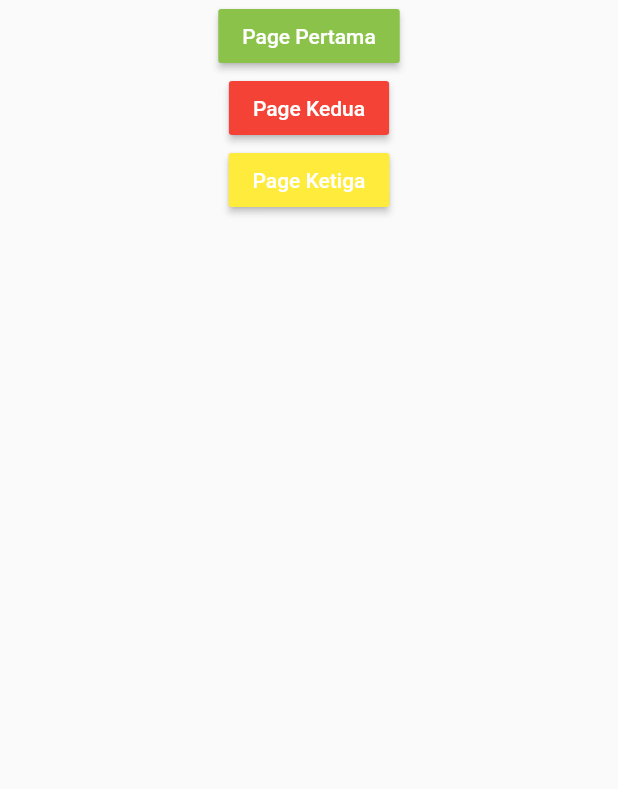
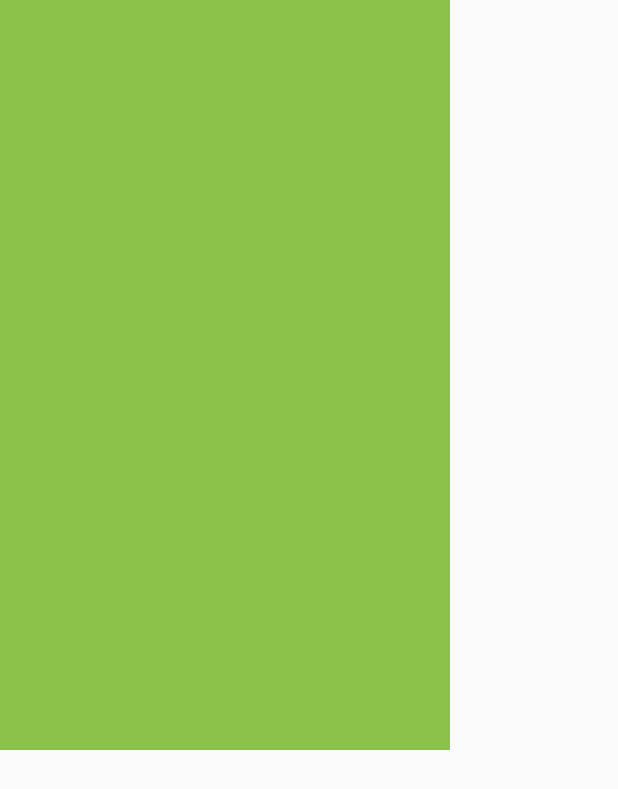
Before and after one commit to roningrum/flutter_dasar, a Flutter app: the screen it shows after launch, on a phone screen of 412 x 824 dp. Shown: the top 789 px of the screen. Run offline on Flutter 3.47's test engine with Material 2 defaults, Android fonts, the phone set to English and light mode, and no system bars.

Commit message:
container

```diff
--- a/lib/main.dart
+++ b/lib/main.dart
@@ -1,5 +1,4 @@
 import 'package:flutter/material.dart';
-import 'package:flutter_dasar/page_ketiga.dart';
 
 void main() {
   runApp(MyApp());
@@ -26,76 +25,27 @@ class MyApp extends StatelessWidget {
         // the app on. For desktop platforms, the controls will be smaller and
         // closer together (more dense) than on mobile platforms.
       ),
-      home: PageUtama(),
+      home: PageWidgetContainer(),
       debugShowCheckedModeBanner: false,
     );
   }
 }
 
-class PageUtama extends StatelessWidget {
+class PageWidgetContainer extends StatelessWidget {
   @override
   Widget build(BuildContext context) {
     return Scaffold(
-        body: new Center(
-          child: Column(
-            children: <Widget>[
-              MaterialButton(
-                  onPressed: () {
-                    //seperti intent di android
-                    Navigator.push(context,
-                        MaterialPageRoute(builder: (context) => PagePertama()));
-                  }, child: Text('Page Pertama'),
-                  color: Colors.lightGreen,
-                  textColor: Colors.white),
-              MaterialButton(
-                onPressed: () {
-                  Navigator.push(context,
-                      MaterialPageRoute(builder: (context) => PageKedua()));
-                }, child: Text('Page Kedua'),
-                color: Colors.red,
-                textColor: Colors.white,),
-              MaterialButton(
-                onPressed: () {
-                  Navigator.push(context,
-                      MaterialPageRoute(builder: (context) => PageKetiga()));
-                }, child: Text('Page Ketiga'),
-                color: Colors.yellow,
-                textColor: Colors.white,)
-            ],
-          ),
-        )
-    );
-  }
-}
-
-class PagePertama extends StatefulWidget {
-  @override
-  _PagePertamaState createState() => _PagePertamaState();
-}
-
-class _PagePertamaState extends State<PagePertama> {
-  @override
-  Widget build(BuildContext context) {
-    return Scaffold(
-      body: Center(
-          child: new Text('Halaman Pertama')
+      body: new Container(
+        color: Colors.black,
+        child: new Text('My Container'),
+        width: 300.0,
+        height: 500.0,
+        alignment: Alignment.center,
+        padding: const EdgeInsets.all(20),
+        foregroundDecoration: new BoxDecoration(
+          color: Colors.lightGreen
+        ),
       ),
     );
   }
 }
-
-class PageKedua extends StatefulWidget {
-  @override
-  _PageKeduaState createState() => _PageKeduaState();
-}
-
-class _PageKeduaState extends State<PageKedua> {
-  @override
-  Widget build(BuildContext context) {
-    return Scaffold(
-      body: Center(
-          child: new Text('Halaman Kedua')
-      ),
-    );
-  }
-}
```
